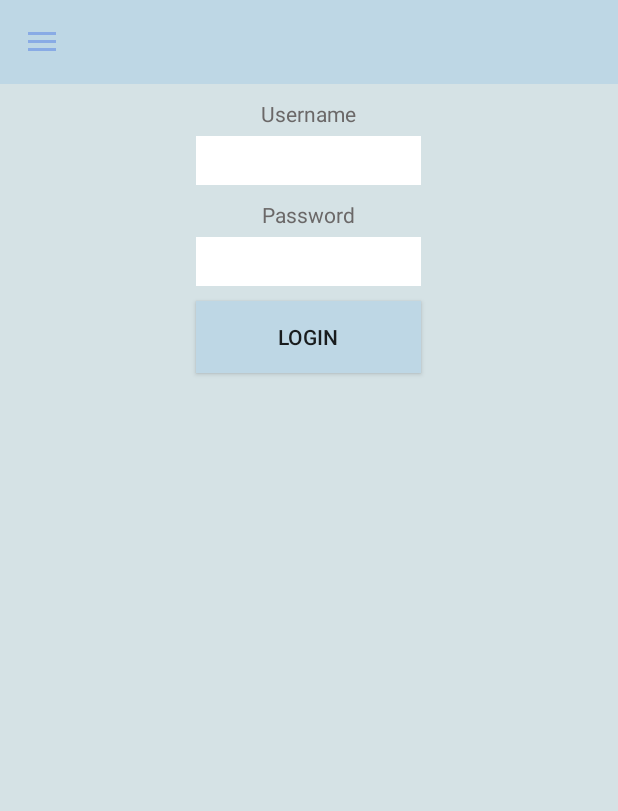
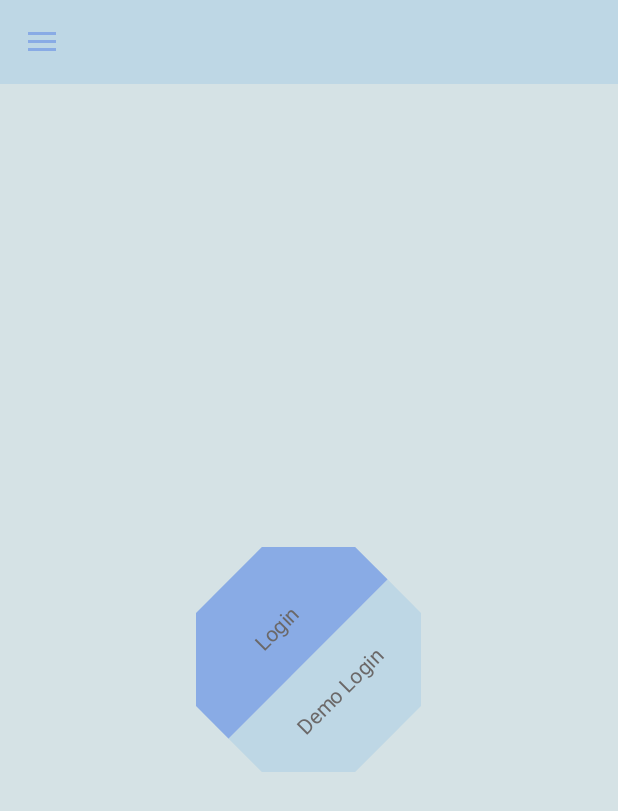
Before and after one commit to agamula/opensvit, an Android app: the MainActivity screen opened directly, with no data from a screen before it, on a phone screen of 412 x 824 dp. Shown: the top 811 px of the screen. Run offline under Robolectric (Android 15) with nearby library versions, the phone set to English and light mode, and no system bars.

Commit message:
[CHANGE] made refactor - added demo / login buttons

```diff
--- a/app/src/main/java/ua/opensvit/activities/news/MainActivity.java
+++ b/app/src/main/java/ua/opensvit/activities/news/MainActivity.java
@@ -10,6 +10,8 @@ import android.support.v7.widget.Toolbar;
 import android.view.View;
 
 import ua.opensvit.R;
+import ua.opensvit.VideoStreamApp;
+import ua.opensvit.api.OpenWorldApi;
 import ua.opensvit.fragments.MainFragment;
 
 public class MainActivity extends AppCompatActivity {
@@ -42,6 +44,10 @@ public class MainActivity extends AppCompatActivity {
 
         mDrawerLayout = (DrawerLayout)findViewById(R.id.drawer_layout);
         setupDrawerToggle();
+
+        OpenWorldApi api = new OpenWorldApi();
+        VideoStreamApp app = VideoStreamApp.getInstance();
+        app.setDbApi(api);
     }
 
     private void setupDrawerToggle() {
--- a/app/src/main/java/ua/opensvit/fragments/MainFragment.java
+++ b/app/src/main/java/ua/opensvit/fragments/MainFragment.java
@@ -1,17 +1,93 @@
 package ua.opensvit.fragments;
 
+import android.app.Activity;
+import android.content.Intent;
 import android.os.Bundle;
 import android.support.v4.app.Fragment;
 import android.view.LayoutInflater;
 import android.view.View;
 import android.view.ViewGroup;
+import android.widget.Toast;
 
 import ua.opensvit.R;
+import ua.opensvit.VideoStreamApp;
+import ua.opensvit.activities.MainMenu;
+import ua.opensvit.api.OpenWorldApi;
+import ua.opensvit.data.authorization.login_password.AuthorizationInfo;
+import ua.opensvit.data.authorization.mac.AuthorizationInfoMac;
+import ua.opensvit.utils.ApiUtils;
 
-public class MainFragment extends Fragment{
+public class MainFragment extends Fragment {
+    public static final String AUTHORIZATION_INFO_TAG = "authorizationInfo";
+
+    private View mLoginView;
+    private View mDemoLoginView;
+    private OpenWorldApi api;
+    private VideoStreamApp app;
 
     @Override
     public View onCreateView(LayoutInflater inflater, ViewGroup container, Bundle savedInstanceState) {
-        return inflater.inflate(R.layout.fragment_main, container, false);
+        return inflater.inflate(R.layout.fragment_main1, container, false);
+    }
+
+    @Override
+    public void onViewCreated(View view, Bundle savedInstanceState) {
+        super.onViewCreated(view, savedInstanceState);
+        mLoginView = view.findViewById(R.id.login);
+        mDemoLoginView = view.findViewById(R.id.demo_login);
+
+        app = VideoStreamApp.getInstance();
+        api = app.getApi();
+
+        mLoginView.setOnClickListener(new View.OnClickListener() {
+            @Override
+            public void onClick(View v) {
+                try {
+                    app.setIsMac(true);
+                    app.setIsTest(true);
+                    ApiUtils.getBaseUrl();
+                    Activity activity = getActivity();
+                    AuthorizationInfoMac authorizationInfo = api.getAuthorizationInfo();
+                    if (authorizationInfo.getError() != null) {
+                        Toast.makeText(activity, authorizationInfo.getError(), Toast.LENGTH_SHORT).show();
+                    }
+                    if (authorizationInfo.isActive() && authorizationInfo
+                            .isAuthenticated()) {
+                        Intent localIntent = new Intent(activity, MainMenu.class);
+                        localIntent.putExtra(AUTHORIZATION_INFO_TAG, authorizationInfo);
+                        startActivity(localIntent);
+                        activity.finish();
+                    }
+                } catch (Exception e) {
+                    e.printStackTrace();
+                }
+            }
+        });
+
+        mDemoLoginView.setOnClickListener(new View.OnClickListener() {
+            @Override
+            public void onClick(View v) {
+                try {
+                    app.setIsMac(false);
+                    app.setIsTest(false);
+                    ApiUtils.getBaseUrl();
+                    Activity activity = getActivity();
+                    AuthorizationInfo authorizationInfo = api.getAuthorizationInfo("310807", "123321");
+                    if (authorizationInfo.getError() != null) {
+                        Toast.makeText(activity, authorizationInfo.getError(), Toast.LENGTH_SHORT).show();
+                    }
+                    if (authorizationInfo.isActive() && authorizationInfo
+                            .isAuthenticated()) {
+
+                        Intent localIntent = new Intent(activity, MainMenu.class);
+                        localIntent.putExtra(AUTHORIZATION_INFO_TAG, authorizationInfo);
+                        startActivity(localIntent);
+                        activity.finish();
+                    }
+                } catch (Exception e) {
+                    e.printStackTrace();
+                }
+            }
+        });
     }
 }
--- /dev/null
+++ b/app/src/main/res/drawable/demo_login_drawable.xml
@@ -0,0 +1,5 @@
+<?xml version="1.0" encoding="utf-8"?>
+<selector xmlns:android="http://schemas.android.com/apk/res/android">
+    <item android:state_pressed="true" android:drawable="@color/color_demo_login_pressed" />
+    <item android:drawable="@color/color_demo_login" />
+</selector>
--- /dev/null
+++ b/app/src/main/res/drawable/login_drawable.xml
@@ -0,0 +1,5 @@
+<?xml version="1.0" encoding="utf-8"?>
+<selector xmlns:android="http://schemas.android.com/apk/res/android">
+    <item android:state_pressed="true" android:drawable="@color/color_login_pressed" />
+    <item android:drawable="@color/color_login" />
+</selector>
--- /dev/null
+++ b/app/src/main/res/layout/fragment_main1.xml
@@ -0,0 +1,61 @@
+<?xml version="1.0" encoding="utf-8"?>
+<LinearLayout xmlns:android="http://schemas.android.com/apk/res/android"
+              android:layout_width="match_parent"
+              android:layout_height="match_parent"
+              android:gravity="center"
+              android:orientation="vertical">
+
+    <FrameLayout
+        android:layout_width="@dimen/login_btn_size"
+        android:layout_height="@dimen/login_btn_size"
+        android:clipChildren="false">
+
+        <LinearLayout
+            android:layout_width="match_parent"
+            android:layout_height="match_parent"
+            android:orientation="vertical"
+            android:rotation="-45"
+            android:clipChildren="false">
+
+            <View
+                android:id="@+id/login"
+                android:layout_width="match_parent"
+                android:layout_height="0dp"
+                android:layout_weight="1"
+                android:background="@drawable/login_drawable"
+                android:clickable="true"/>
+
+            <View
+                android:layout_width="match_parent"
+                android:layout_height="0dp"
+                android:layout_weight="1"
+                android:id="@+id/demo_login"
+                android:background="@drawable/demo_login_drawable"
+                android:clickable="true"/>
+        </LinearLayout>
+
+        <LinearLayout
+            android:layout_width="wrap_content"
+            android:layout_height="wrap_content"
+            android:layout_gravity="center"
+            android:orientation="vertical"
+            android:rotation="-45">
+
+            <TextView
+                style="@style/DefaultTextStyle"
+                android:layout_height="wrap_content"
+                android:text="@string/login"
+                android:layout_gravity="center_horizontal"/>
+
+            <LinearLayout
+                android:layout_width="match_parent"
+                android:layout_height="@dimen/login_between_margin" />
+
+            <TextView
+                style="@style/DefaultTextStyle"
+                android:layout_height="wrap_content"
+                android:text="@string/demo_login"
+                android:layout_gravity="center_horizontal"/>
+        </LinearLayout>
+    </FrameLayout>
+</LinearLayout>
--- a/app/src/main/res/values/colors.xml
+++ b/app/src/main/res/values/colors.xml
@@ -22,4 +22,8 @@
     <color name="app_color">#ffbed7e5</color>
     <color name="app_light_color">#ffd5e2e5</color>
     <color name="default_text_color">#ff6b6868</color>
+    <color name="color_login">#ff89abe5</color>
+    <color name="color_login_pressed">#ff7398e5</color>
+    <color name="color_demo_login">#ffbed7e5</color>
+    <color name="color_demo_login_pressed">#ff8fcde5</color>
 </resources>
--- a/app/src/main/res/values/dimens.xml
+++ b/app/src/main/res/values/dimens.xml
@@ -23,9 +23,13 @@
     <dimen name="edit_width_default">150dp</dimen>
     <dimen name="margin_default">10dp</dimen>
     <dimen name="margin_small">5dp</dimen>
+
     <!--
          Per the design guidelines, navigation drawers should be between 240dp and 320dp:
          https://developer.android.com/design/patterns/navigation-drawer.html
     -->
     <dimen name="drawer_width_default">240dp</dimen>
+
+    <dimen name="login_btn_size">150dp</dimen>
+    <dimen name="login_between_margin">40dp</dimen>
 </resources>
--- a/app/src/main/res/values/strings.xml
+++ b/app/src/main/res/values/strings.xml
@@ -22,4 +22,6 @@
     <string name="password">Password</string>
     <string name="navigation_drawer_open_default">Open drawer</string>
     <string name="navigation_drawer_close_default">Close drawer</string>
+    <string name="login">Login</string>
+    <string name="demo_login">Demo Login</string>
 </resources>
```
Also changed, not shown: app/src/main/java/ua/opensvit/VideoStreamApp.java (+19 -4 lines).
